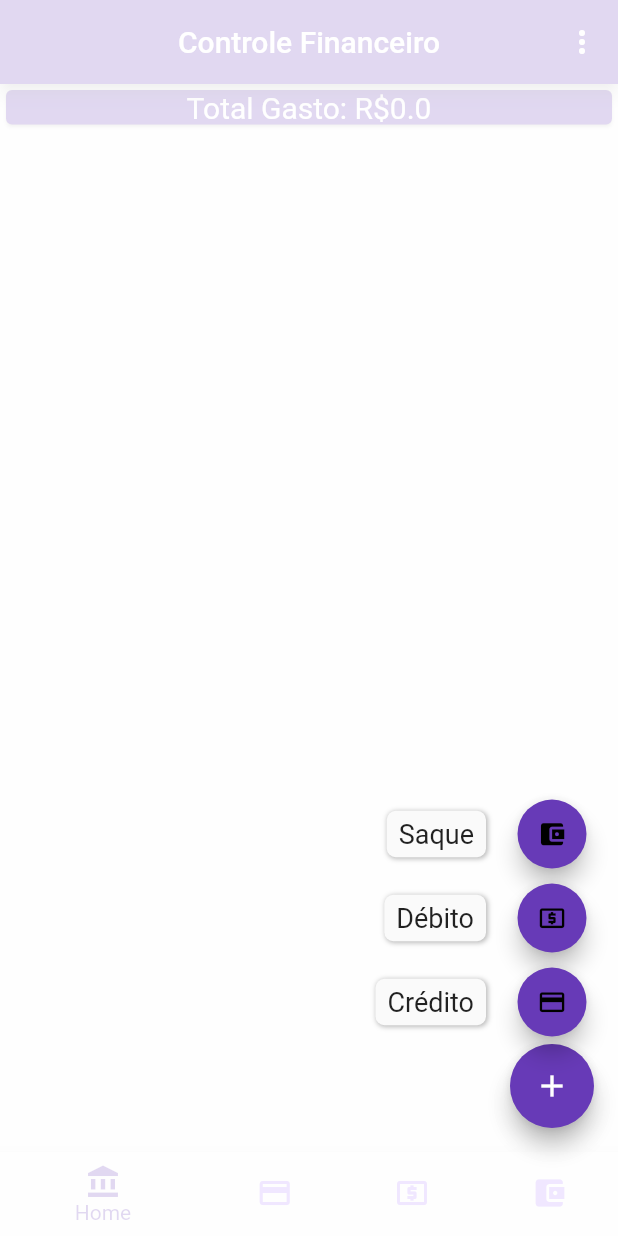
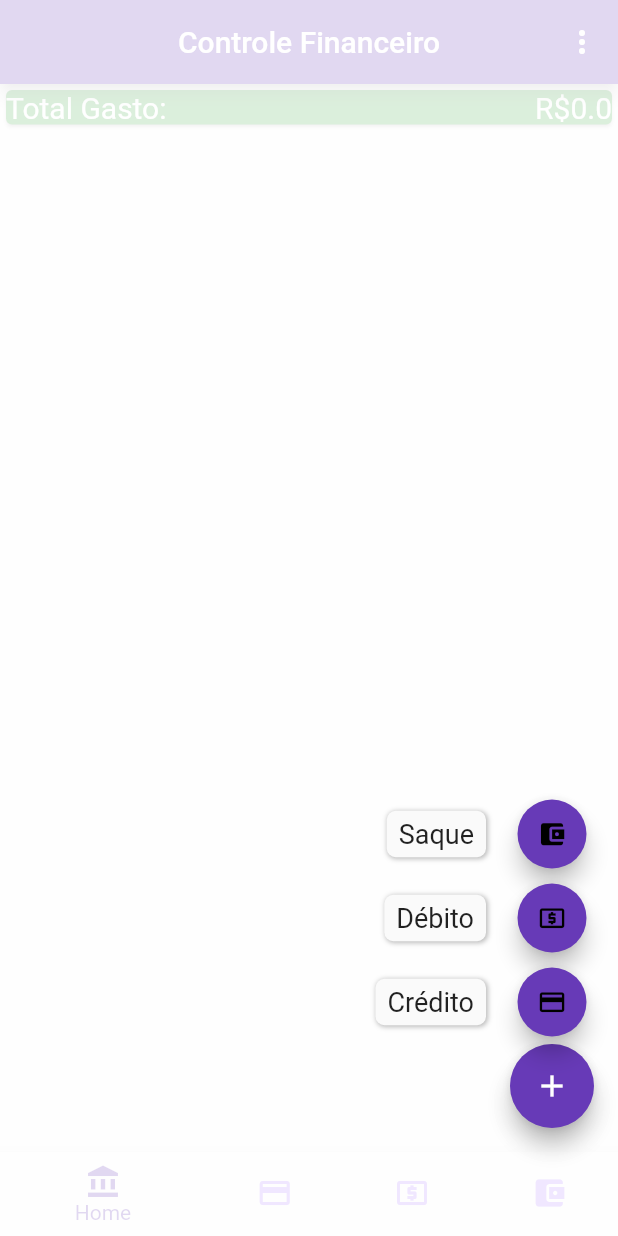
Before and after one commit to LeoAlvarenga/ControleFinanceiro, a Flutter app: the screen it shows after launch, after a tap on the "add" icon, on a phone screen of 412 x 824 dp. Run offline on Flutter 3.47's test engine with Material 2 defaults, Android fonts, the light colour scheme and no system bars; drawn by our look-alikes of flutter_speed_dial; our stand-ins replace date_format, datetime_picker_formfield, sqflite; accounts and stored records are empty.

Commit message:
Alteração no card de valor total

```diff
--- a/lib/ui/home_page.dart
+++ b/lib/ui/home_page.dart
@@ -87,14 +87,23 @@ class _HomeState extends State<Home> {
             child: Row(
               mainAxisAlignment: MainAxisAlignment.center,
               children: <Widget>[
-                Text(
-                  "Total Gasto: R\$" + _valorTotal /*+ totalGasto()*/,
+                Expanded(
+                  child: Text(
+                    "Total Gasto:",
                     style: TextStyle(fontSize: 20.0, color: Colors.white),
-                  textAlign: TextAlign.center,
+                    textAlign: TextAlign.start,
                   ),
+                ),
+                Expanded(
+                  child: Text(
+                    "R\$"+_valorTotal,
+                    style: TextStyle(fontSize: 20.0, color: Colors.white),
+                    textAlign: TextAlign.end,
+                  ),
+                )
               ],
             ),
-            color: Colors.deepPurple,
+            color: alertaDeCorTotalGasto(double.parse(_valorTotal)),
           ),
           Expanded(
             child: Padding(
@@ -226,7 +235,8 @@ class _HomeState extends State<Home> {
                   DateTimePickerFormField(
                     inputType: InputType.date,
                     format: DateFormat("dd-MM-yyyy"),
-                    initialDate: DateTime(DateTime.now().year, DateTime.now().month, DateTime.now().day),
+                    initialDate: DateTime(DateTime.now().year,
+                        DateTime.now().month, DateTime.now().day),
                     editable: false,
                     decoration: InputDecoration(
                       hoverColor: Colors.deepPurple,
@@ -318,8 +328,7 @@ class _HomeState extends State<Home> {
             child: Row(
               children: <Widget>[
                 Expanded(
-                  child:
-                  Icon(
+                  child: Icon(
                     selecionaIcone(movimentacoes[index].tipo),
                     size: 40,
                     color: Colors.deepPurple,
@@ -538,6 +547,14 @@ class _HomeState extends State<Home> {
       _valorTotal = _total.toString();
     });
   }
+
+  alertaDeCorTotalGasto(double valor) {
+    if (valor <= 500) {
+      return Colors.green;
+    } else {
+      return Colors.red;
+    }
+  }
 }
 
 enum AppBarActions { apagaTudo }
```
Lines whose indentation alone changed are shown as unchanged.
